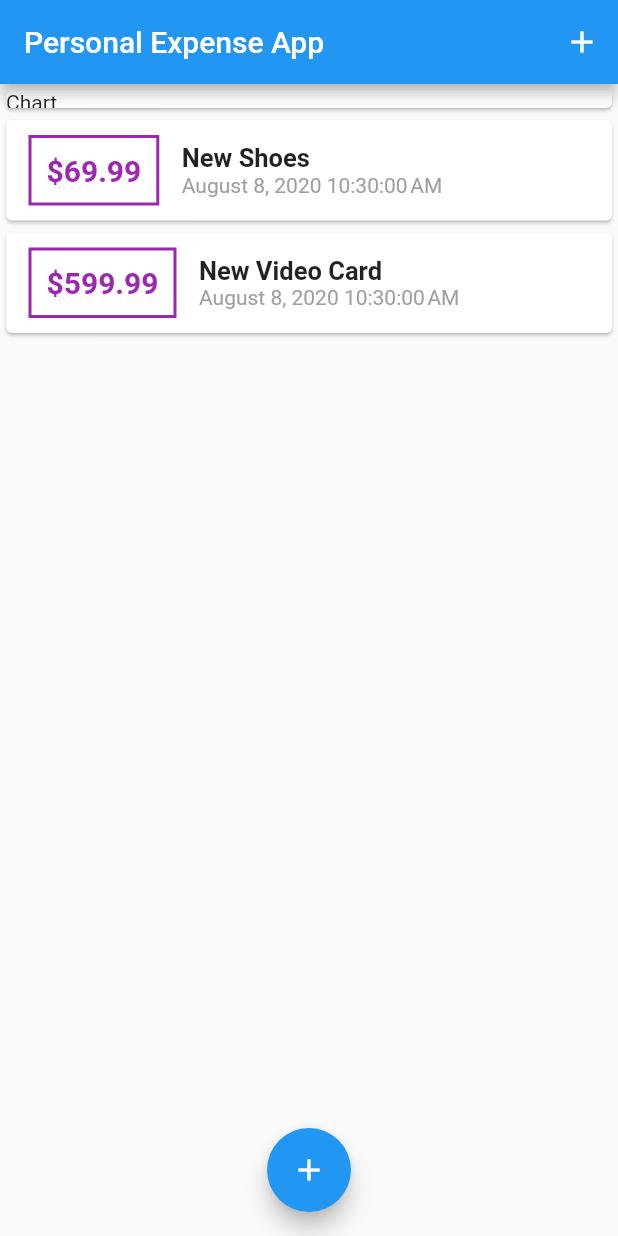
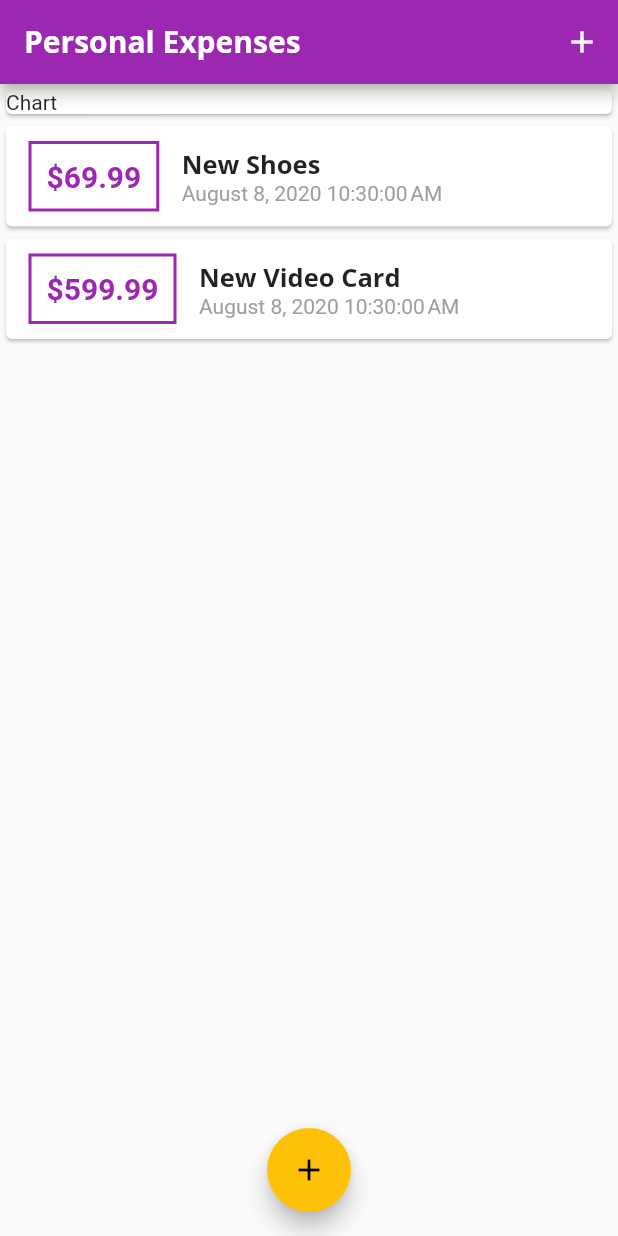
Before and after one commit to ekonine/personal_expense_app, a Flutter app: the screen it shows after launch, on a phone screen of 412 x 824 dp. Run offline on Flutter 3.47's test engine with Material 2 defaults, Android fonts, the phone set to English and light mode, and no system bars.

Commit message:
add theming

```diff
--- a/lib/main.dart
+++ b/lib/main.dart
@@ -10,7 +10,27 @@ class App extends StatelessWidget {
   @override
   Widget build(BuildContext context) {
     return MaterialApp(
-      title: 'Personal Expense App',
+      title: 'Personal Expenses',
+      theme: ThemeData(
+        primarySwatch: Colors.purple,
+        accentColor: Colors.amber,
+        fontFamily: 'Quicksand',
+        textTheme: ThemeData.light().textTheme.copyWith(
+              headline6: TextStyle(
+                fontFamily: 'OpenSans',
+                fontWeight: FontWeight.bold,
+                fontSize: 17,
+              ),
+            ),
+        appBarTheme: AppBarTheme(
+          textTheme: ThemeData.light().textTheme.copyWith(
+                  headline6: TextStyle(
+                fontFamily: 'OpenSans',
+                fontSize: 20,
+                fontWeight: FontWeight.bold,
+              )),
+        ),
+      ),
       home: HomePage(),
     );
   }
@@ -67,7 +87,7 @@ class _HomePageState extends State<HomePage> {
   Widget build(BuildContext context) {
     return Scaffold(
       appBar: AppBar(
-        title: Text('Personal Expense App'),
+        title: Text('Personal Expenses'),
         actions: <Widget>[
           IconButton(
             icon: Icon(Icons.add),
@@ -81,7 +101,6 @@ class _HomePageState extends State<HomePage> {
           crossAxisAlignment: CrossAxisAlignment.stretch,
           children: <Widget>[
             Container(
-              height: 20,
               child: Card(
                 child: Text('Chart'),
               ),
--- a/lib/widgets/transaction_list.dart
+++ b/lib/widgets/transaction_list.dart
@@ -24,7 +24,7 @@ class TransactionList extends StatelessWidget {
                   ),
                   decoration: BoxDecoration(
                     border: Border.all(
-                      color: Colors.purple,
+                      color: Theme.of(context).primaryColor,
                       width: 2,
                     ),
                   ),
@@ -33,7 +33,7 @@ class TransactionList extends StatelessWidget {
                       style: TextStyle(
                         fontWeight: FontWeight.bold,
                         fontSize: 20,
-                        color: Colors.purple,
+                        color: Theme.of(context).primaryColor,
                       )),
                 ),
                 Column(
@@ -41,10 +41,7 @@ class TransactionList extends StatelessWidget {
                   children: <Widget>[
                     Text(
                       transactions[index].title,
-                      style: TextStyle(
-                        fontWeight: FontWeight.bold,
-                        fontSize: 17,
-                      ),
+                      style: Theme.of(context).textTheme.headline6,
                     ),
                     Text(
                       DateFormat().format(transactions[index].date),
```
Also changed, not shown: pubspec.yaml (+11 -11 lines), assets/fonts/OpenSans-Bold.ttf (added), assets/fonts/OpenSans-Regular.ttf (added), assets/fonts/Quicksand-Bold.ttf (added), assets/fonts/Quicksand-Light.ttf (added), assets/fonts/Quicksand-Medium.ttf (added), assets/fonts/Quicksand-Regular.ttf (added).
